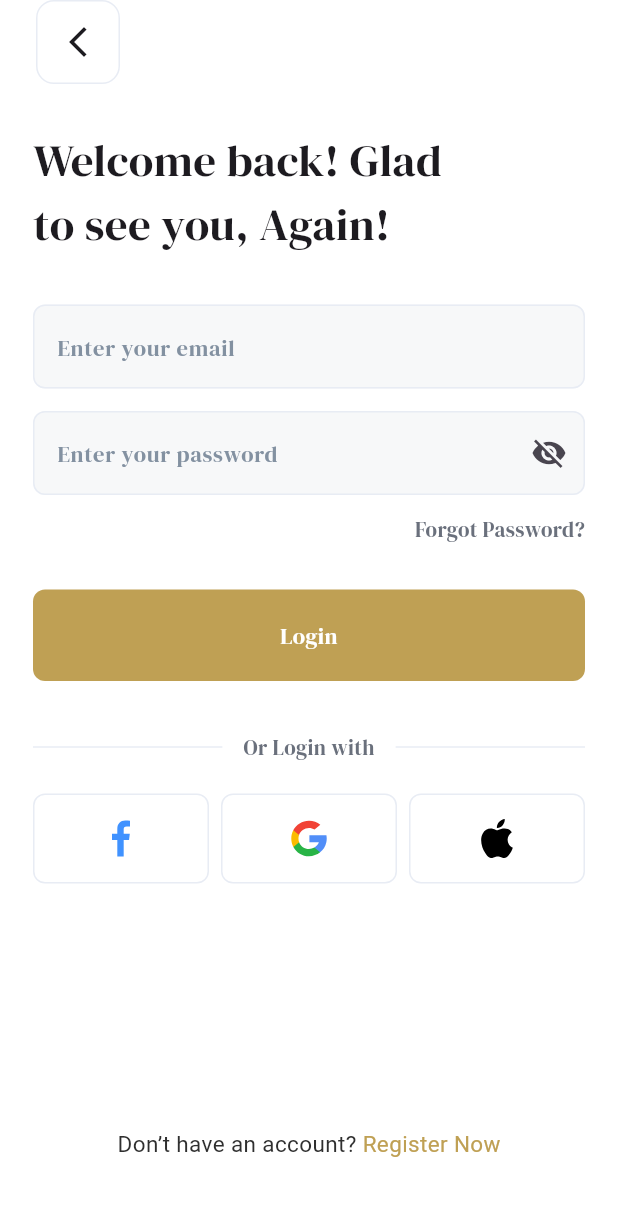
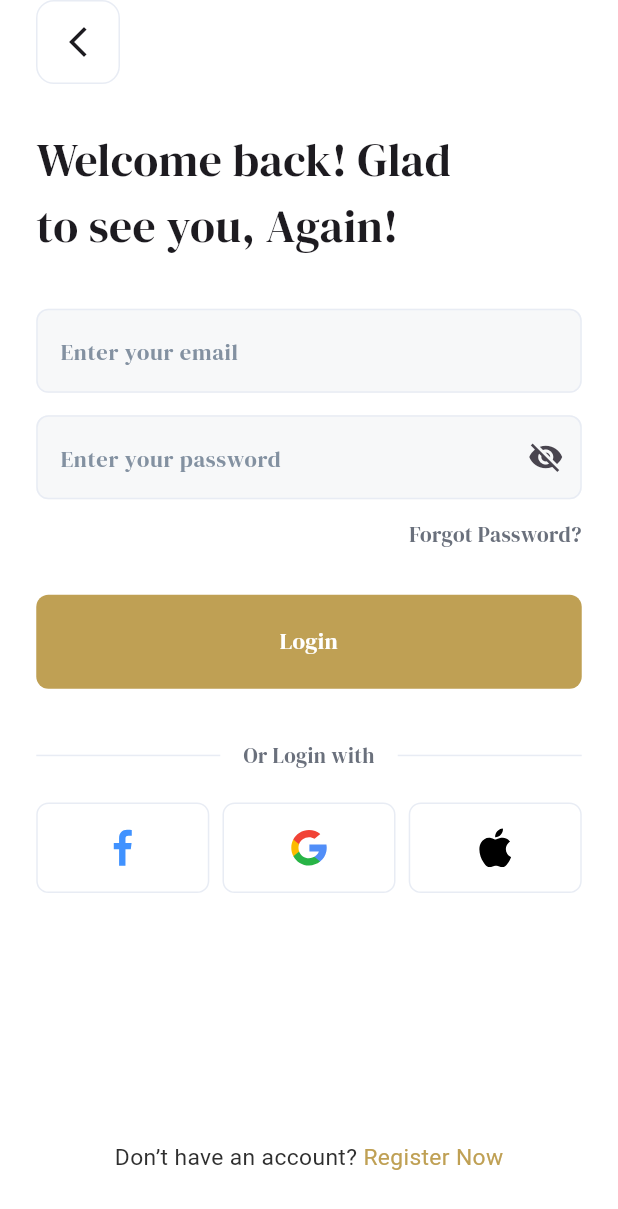
Before and after one commit to AmrReda92/bookia_app, a Flutter app: the screen it shows after launch, after a tap on "Login", on a phone screen of 412 x 824 dp. Shown: the top 1209 px of the screen. Run offline on Flutter 3.47's test engine with Material 3 defaults, Android fonts, the phone set to English and light mode, and no system bars; our stand-ins replace bloc, dio, flutter_bloc, flutter_screenutil, flutter_svg, pretty_dio_logger and 1 more; network calls fail.

Commit message:
add flutter_screenutil package

```diff
--- a/lib/bookia.dart
+++ b/lib/bookia.dart
@@ -2,6 +2,7 @@ import 'package:bookia_application/core/helper/local_services.dart';
 import 'package:bookia_application/feature/home/presentation/ui/home_screen.dart';
 import 'package:bookia_application/feature/welcome/presentation/ui/welcome_screen.dart';
 import 'package:flutter/material.dart';
+import 'package:flutter_screenutil/flutter_screenutil.dart';
 import 'package:shared_preferences/shared_preferences.dart';
 
 class Bookia extends StatelessWidget {
@@ -9,13 +10,18 @@ class Bookia extends StatelessWidget {
 
   @override
   Widget build(BuildContext context) {
-    return MaterialApp(
-     debugShowCheckedModeBanner: false,
-      theme: ThemeData(
-        fontFamily: "DMSerifDisplay",
-        scaffoldBackgroundColor: Colors.white
+    return ScreenUtilInit(
+      designSize: const Size(375, 812),
+      minTextAdapt: true,
+      splitScreenMode: true,
+      child: MaterialApp(
+       debugShowCheckedModeBanner: false,
+        theme: ThemeData(
+          fontFamily: "DMSerifDisplay",
+          scaffoldBackgroundColor: Colors.white
+        ),
+        home: initialScreen(),
       ),
-      home: initialScreen(),
     );
   }
 
--- a/lib/core/widget/custom_button.dart
+++ b/lib/core/widget/custom_button.dart
@@ -1,5 +1,6 @@
 import 'package:bookia_application/core/theme/app_color.dart';
 import 'package:flutter/material.dart';
+import 'package:flutter_screenutil/flutter_screenutil.dart';
 
 import '../../feature/auth/presentation/ui/login/login_screen.dart';
 
@@ -15,13 +16,13 @@ class CustomButton extends StatelessWidget {
       onTap: onTap,
       child: Container(
         width: double.infinity,
-        padding: EdgeInsets.symmetric(vertical: 20),
+        padding: EdgeInsets.symmetric(vertical: 20.h),
         decoration: BoxDecoration(
-          borderRadius: BorderRadius.circular(8),
+          borderRadius: BorderRadius.circular(8.r),
           color: backgroundColor?? AppColor.primary
         ),child: Text(textAlign: TextAlign.center,title,style: TextStyle(
         color: backgroundColor==null?  Colors.white : AppColor.darkBlack  ,
-        fontSize: 15,
+        fontSize: 15.sp,
       ),),
       ),
     );
--- a/lib/feature/auth/presentation/ui/login/login_screen.dart
+++ b/lib/feature/auth/presentation/ui/login/login_screen.dart
@@ -9,6 +9,7 @@ import 'package:bookia_application/feature/home/presentation/ui/home_screen.dart
 import 'package:flutter/gestures.dart';
 import 'package:flutter/material.dart';
 import 'package:flutter_bloc/flutter_bloc.dart';
+import 'package:flutter_screenutil/flutter_screenutil.dart';
 
 class LoginScreen extends StatefulWidget {
   const LoginScreen({super.key});
@@ -26,24 +27,24 @@ class _LoginScreenState extends State<LoginScreen> {
     return Scaffold(
       appBar: CustomAppBar(),
       body: Padding(
-        padding: const EdgeInsets.symmetric(horizontal: 22),
+        padding:  EdgeInsets.symmetric(horizontal: 22.w),
         child: SingleChildScrollView(
           child: Column(
             crossAxisAlignment: CrossAxisAlignment.start,
             children: [
-              SizedBox(height: 29,),
+              SizedBox(height: 29.h,),
               Text("Welcome back! Glad\nto see you, Again!", style: TextStyle(
-                fontSize: 30,
+                fontSize: 30.sp,
               ),
               ),
-              SizedBox(height: 32,),
+              SizedBox(height: 32.h,),
               CustomTextFormField(hintText: "Enter your email",
                 controller: emailController,),
               SizedBox(height: 15,),
               CustomTextFormField(
                 hintText: "Enter your password", isPassword: true,
                 controller: passwordController,),
-              SizedBox(height: 13,),
+              SizedBox(height: 13.h,),
               Align(
                 alignment: Alignment.centerRight,
                 child: InkWell(
@@ -54,12 +55,12 @@ class _LoginScreenState extends State<LoginScreen> {
                     });
                   },
                   child: Text("Forgot Password?", style: TextStyle(
-                      fontSize: 14,
+                      fontSize: 14.sp,
                       color: AppColor.darkgrey
                   ),),
                 ),
               ),
-              SizedBox(height: 30,),
+              SizedBox(height: 30.h,),
               BlocListener<AuthCubit, AuthState>(
                             listener: (context, state) {
                               if(state is LoginLoadingState){
@@ -77,12 +78,12 @@ class _LoginScreenState extends State<LoginScreen> {
                               context.read<AuthCubit>().login(email: emailController.text, password: passwordController.text);
                             },),
                           ),
-              SizedBox(height: 34,),
+              SizedBox(height: 34.h,),
               Row(
                 children: [
                   Expanded(
                     child: Divider(
-                      endIndent: 14,
+                      endIndent: 14.w,
                       color: AppColor.borderColor,
                     ),
                   ),
@@ -91,34 +92,34 @@ class _LoginScreenState extends State<LoginScreen> {
                   ),),
                   Expanded(
                     child: Divider(
-                      indent: 14,
+                      indent: 14.w,
                       color: AppColor.borderColor,
                     ),
                   )
                 ],
               ),
-              SizedBox(height: 21,),
+              SizedBox(height: 21.h,),
               Row(
                 children: [
                   CustomSvgIcon(svgIcon: "assets/icons/facebook_ic.svg"),
-                  SizedBox(width: 8,),
+                  SizedBox(width: 8.w,),
                   CustomSvgIcon(svgIcon: "assets/icons/google_ic.svg"),
-                  SizedBox(width: 8,),
+                  SizedBox(width: 8.w,),
                   CustomSvgIcon(svgIcon: "assets/icons/cib_apple.svg"),
                 ],
               ),
-              SizedBox(height: 163,),
+              SizedBox(height: 163.h,),
               Center(
                 child: Text.rich(
                     TextSpan(
                         children: [
                           TextSpan(
                               text: "Don’t have an account?", style: TextStyle(
-                              fontSize: 15,
+                              fontSize: 15.sp,
                               color: AppColor.darkBlack
                           )),
                           TextSpan(text: " Register Now", style: TextStyle(
-                              fontSize: 15,
+                              fontSize: 15.sp,
                               color: AppColor.primary
                           )
                           ),
--- a/lib/feature/auth/presentation/ui/login/widget/custom_svg_icon.dart
+++ b/lib/feature/auth/presentation/ui/login/widget/custom_svg_icon.dart
@@ -1,5 +1,6 @@
 import 'package:bookia_application/core/theme/app_color.dart';
 import 'package:flutter/material.dart';
+import 'package:flutter_screenutil/flutter_screenutil.dart';
 import 'package:flutter_svg/flutter_svg.dart';
 
 class CustomSvgIcon extends StatelessWidget {
@@ -10,10 +11,10 @@ class CustomSvgIcon extends StatelessWidget {
   Widget build(BuildContext context) {
     return Expanded(
       child: Container(
-        padding: EdgeInsets.symmetric(vertical: 16),
+        padding: EdgeInsets.symmetric(vertical: 16.h),
         decoration: BoxDecoration(
           border: Border.all(color: AppColor.borderColor) ,
-          borderRadius: BorderRadius.circular(8),
+          borderRadius: BorderRadius.circular(8.r),
           color: Colors.white,
         ),child: SvgPicture.asset(svgIcon) ,
       ),
--- a/lib/feature/auth/presentation/ui/otp_verification/otp_screen.dart
+++ b/lib/feature/auth/presentation/ui/otp_verification/otp_screen.dart
@@ -1,6 +1,7 @@
 import 'package:bookia_application/core/theme/app_color.dart';
 import 'package:bookia_application/core/widget/custom_app_bar.dart';
 import 'package:flutter/material.dart';
+import 'package:flutter_screenutil/flutter_screenutil.dart';
 
 class OtpScreen extends StatelessWidget {
   const OtpScreen({super.key});
@@ -13,7 +14,7 @@ class OtpScreen extends StatelessWidget {
       body: Column(
         children: [
           Text("OTP Verification",style: TextStyle(
-            fontSize: 40,
+            fontSize: 40.sp,
             color: AppColor.darkBlack
           ),)
         ],
--- a/lib/feature/auth/presentation/ui/register/register_screen.dart
+++ b/lib/feature/auth/presentation/ui/register/register_screen.dart
@@ -7,6 +7,7 @@ import 'package:bookia_application/feature/auth/presentation/ui/otp_verification
 import 'package:bookia_application/feature/auth/presentation/ui/register/widgets/register_form.dart';
 import 'package:flutter/material.dart';
 import 'package:flutter_bloc/flutter_bloc.dart';
+import 'package:flutter_screenutil/flutter_screenutil.dart';
 
 import '../../../../../core/theme/app_color.dart';
 
@@ -24,32 +25,32 @@ class _RegisterScreenState extends State<RegisterScreen> {
     return Scaffold(
           appBar: CustomAppBar(),
           body: Padding(
-            padding: const EdgeInsets.symmetric(horizontal: 22),
+            padding:  EdgeInsets.symmetric(horizontal: 22.w),
             child: SingleChildScrollView(
               child: Column(
                 crossAxisAlignment: CrossAxisAlignment.start,
                 children: [
-                  SizedBox(height: 28,),
+                  SizedBox(height: 28.h,),
                   Text("Hello! Register to get\nstarted",
                     style: TextStyle(
                     fontFamily: "DMSerifDisplay",
                     fontSize: 30,
                   ),
                   ),
-                  SizedBox(height: 32,),
+                  SizedBox(height: 32.h,),
                   RegisterForm(),
-                  SizedBox(height: 150,),
+                  SizedBox(height: 150.h,),
                   Center(
                     child: Text.rich(
                         TextSpan(
                             children: [
                               TextSpan(text: "Already have an account?",
                                   style: TextStyle(
-                                      fontSize: 15,
+                                      fontSize: 15.sp,
                                       color: AppColor.darkBlack
                                   )),
                               TextSpan(text: "  Login Now", style: TextStyle(
-                                  fontSize: 15,
+                                  fontSize: 15.sp,
                                   color: AppColor.primary
                               )),
                             ]
--- a/lib/feature/auth/presentation/ui/register/widgets/register_form.dart
+++ b/lib/feature/auth/presentation/ui/register/widgets/register_form.dart
@@ -6,6 +6,7 @@ import 'package:bookia_application/feature/auth/presentation/cubit/auth_cubit.da
 import 'package:bookia_application/feature/auth/presentation/ui/otp_verification/otp_screen.dart';
 import 'package:flutter/material.dart';
 import 'package:flutter_bloc/flutter_bloc.dart';
+import 'package:flutter_screenutil/flutter_screenutil.dart';
 
 class RegisterForm extends StatefulWidget {
   const RegisterForm({super.key});
@@ -38,7 +39,7 @@ class _RegisterFormState extends State<RegisterForm> {
     return Form(
         key: formKey,
         child: Column(
-          spacing: 20,
+          spacing: 20.h,
           children: [
             CustomTextFormField(hintText: "UserName",
               controller: nameController,
@@ -72,7 +73,7 @@ class _RegisterFormState extends State<RegisterForm> {
                 }
               },
             ),
-            SizedBox(height: 40,),
+            SizedBox(height: 40.h,),
             BlocListener< AuthCubit , AuthState>(
               listener: (context,state) {
                 if(state is RegisterLoadingState){
--- a/lib/feature/welcome/presentation/ui/welcome_screen.dart
+++ b/lib/feature/welcome/presentation/ui/welcome_screen.dart
@@ -5,6 +5,7 @@ import 'package:bookia_application/feature/auth/presentation/ui/login/login_scre
 import 'package:bookia_application/feature/auth/presentation/ui/register/register_screen.dart';
 import 'package:flutter/material.dart';
 import 'package:flutter_bloc/flutter_bloc.dart';
+import 'package:flutter_screenutil/flutter_screenutil.dart';
 
 class WelcomeScreen extends StatelessWidget {
   const WelcomeScreen({super.key});
@@ -22,20 +23,20 @@ class WelcomeScreen extends StatelessWidget {
                 )
                     .image)),
         child: Padding(
-          padding: const EdgeInsets.symmetric(horizontal: 22),
+          padding:  EdgeInsets.symmetric(horizontal: 22.w),
           child: Column(
             children: [
               SizedBox(
-                height: 135,
+                height: 135.h,
               ),
               Image.asset("assets/images/logo_1x.png"),
               SizedBox(
-                height: 28,
+                height: 28.h,
               ),
               Text(
                 "Order Your Book Now!",
                 style: TextStyle(
-                    fontSize: 20,
+                    fontSize: 20.sp,
                     color: AppColor.darkBlack,
                     fontWeight: FontWeight.w400,
                     fontFamily: "DMSerifDisplay"),
@@ -59,7 +60,7 @@ class WelcomeScreen extends StatelessWidget {
                 },
               ),
               SizedBox(
-                height: 15,
+                height: 15.h,
               ),
               CustomButton(
                 title: "Register",
@@ -76,7 +77,7 @@ class WelcomeScreen extends StatelessWidget {
                 },
               ),
               SizedBox(
-                height: 94,
+                height: 94.h,
               )
             ],
           ),
--- a/pubspec.yaml
+++ b/pubspec.yaml
@@ -41,6 +41,7 @@ dependencies:
   flutter_bloc: ^9.1.1
   shared_preferences: ^2.5.3
   pretty_dio_logger: ^1.4.0
+  flutter_screenutil: ^5.9.3
 
 dev_dependencies:
   flutter_test:
```
Also changed, not shown: pubspec.lock.
